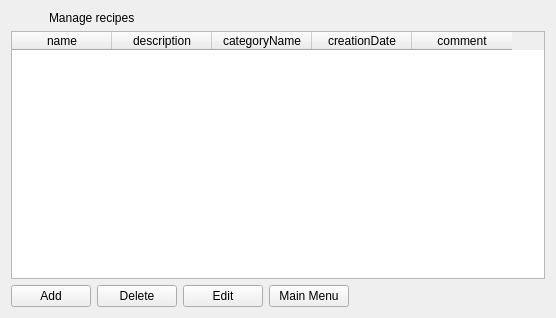
Wolframe/configurator, file client/forms/recipes.ui: the form before one commit.
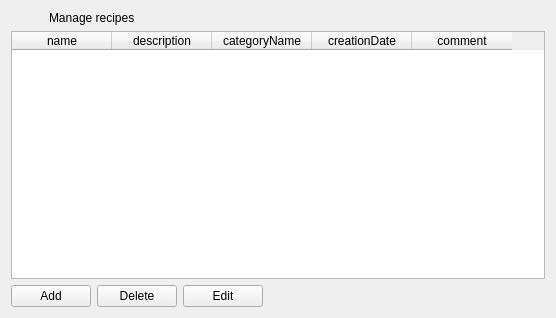
The form after the commit.

```diff
--- a/client/forms/recipes.ui
+++ b/client/forms/recipes.ui
@@ -73,19 +73,6 @@
        </property>
       </widget>
      </item>
-     <item>
-      <widget class="QPushButton" name="reload_2">
-       <property name="text">
-        <string>Main Menu</string>
-       </property>
-       <property name="form" stdset="0">
-        <string notr="true">init</string>
-       </property>
-       <property name="global.recipeState" stdset="0">
-        <string notr="true">{recipe.state}</string>
-       </property>
-      </widget>
-     </item>
      <item>
       <spacer name="horizontalSpacer_2">
        <property name="orientation">
```
Left out of the diff: 1 changed line with no effect on the pictures.
